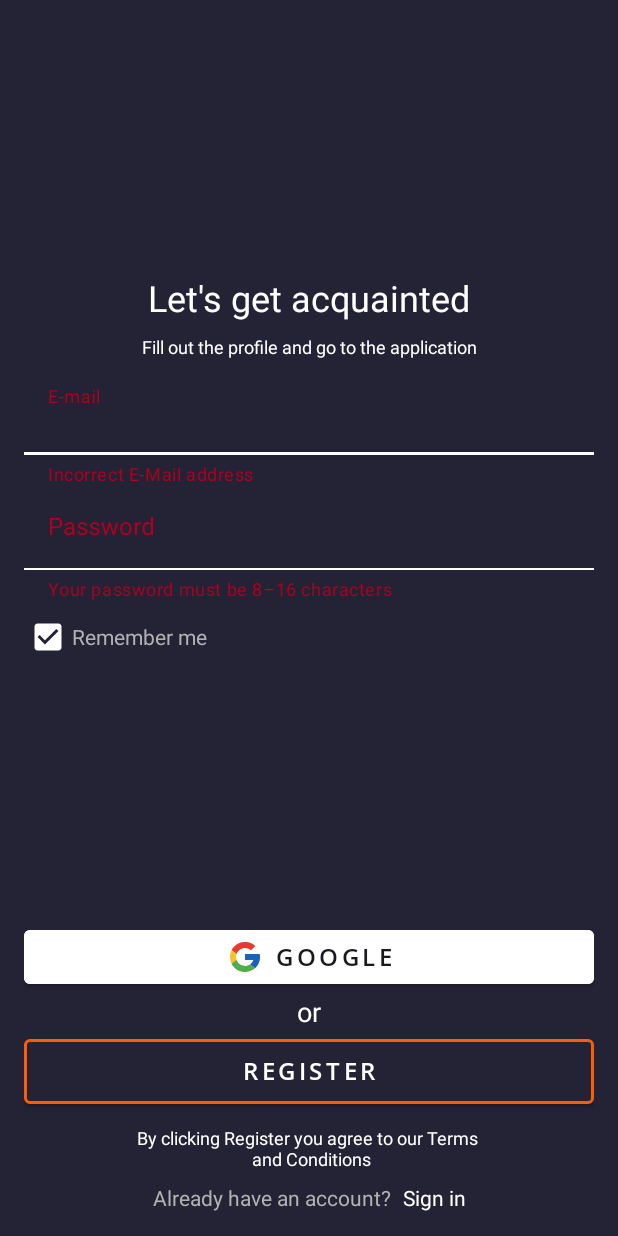
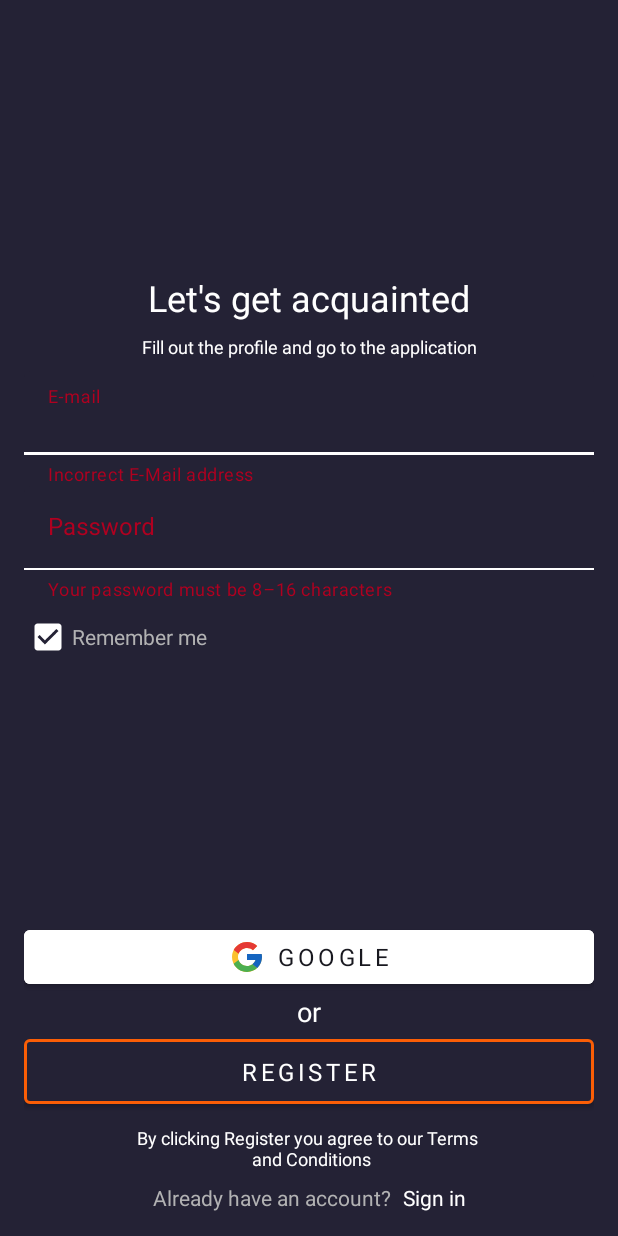
Before and after one commit to sonata08/shpp, an Android app: the screen it shows after launch (SignUpActivity), after a tap on "REGISTER", on a phone screen of 412 x 824 dp. Run offline under Robolectric (Android 15) with nearby library versions, the phone set to English and light mode, and no system bars.

Commit message:
task 1 - ready for mentor's review

```diff
--- a/app/src/main/java/com/example/myprofile/data/model/UserCredentials.kt
+++ b/app/src/main/java/com/example/myprofile/data/model/UserCredentials.kt
@@ -1,5 +1,5 @@
 package com.example.myprofile.data.model
-// TODO: to another place
+
 data class UserCredentials(
     val email: String,
     val password: String,
--- a/app/src/main/java/com/example/myprofile/ui/MainActivity.kt
+++ b/app/src/main/java/com/example/myprofile/ui/MainActivity.kt
@@ -12,10 +12,7 @@ import kotlinx.coroutines.launch
  */
 class MainActivity : AppCompatActivity() {
 
-    val binding: ActivityMainBinding by lazy {
-        ActivityMainBinding.inflate(layoutInflater)
-    }
-
+    private val binding: ActivityMainBinding by lazy { ActivityMainBinding.inflate(layoutInflater) }
     private val dataStorePreferences: DataStorePreferences by lazy { DataStorePreferences(dataStore) }
 
     override fun onCreate(savedInstanceState: Bundle?) {
--- a/app/src/main/java/com/example/myprofile/ui/SignUpActivity.kt
+++ b/app/src/main/java/com/example/myprofile/ui/SignUpActivity.kt
@@ -3,7 +3,6 @@ package com.example.myprofile.ui
 import android.content.Context
 import android.content.Intent
 import android.os.Bundle
-import android.util.Patterns
 import androidx.appcompat.app.AppCompatActivity
 import androidx.core.widget.doAfterTextChanged
 import androidx.datastore.core.DataStore
@@ -14,25 +13,26 @@ import androidx.datastore.preferences.core.Preferences
 import androidx.lifecycle.lifecycleScope
 import com.example.myprofile.R
 import com.example.myprofile.databinding.ActivitySignUpBinding
+import com.example.myprofile.utils.Validation
 
 const val DATA_STORE_NAME = "settings"
 val Context.dataStore: DataStore<Preferences> by preferencesDataStore(name = DATA_STORE_NAME)
 
 class SignUpActivity : AppCompatActivity() {
 
-    private lateinit var binding: ActivitySignUpBinding
-    private lateinit var email: String // TODO: remove from global
-    private lateinit var password: String
-    private var ifRegisterButtonClicked = false // TODO: bad
+    private val binding: ActivitySignUpBinding by lazy {
+        ActivitySignUpBinding.inflate(
+            layoutInflater
+        )
+    }
     private val dataStorePreferences: DataStorePreferences by lazy { DataStorePreferences(dataStore) }
 
     override fun onCreate(savedInstanceState: Bundle?) {
         super.onCreate(savedInstanceState)
-        binding = ActivitySignUpBinding.inflate(layoutInflater)
         setContentView(binding.root)
 
         autologinIfCredentialsSaved()
-        listenToUserActions()// TODO: setListeners()
+        setListeners()
     }
 
     /*
@@ -41,16 +41,14 @@ class SignUpActivity : AppCompatActivity() {
     private fun autologinIfCredentialsSaved() {
         lifecycleScope.launch {
             dataStorePreferences.getCredentialsFlow.collect {
-                email = it.email
-                password = it.password
-                if (email.isNotEmpty() && password != "") {
+                if (it.email.isNotEmpty() && it.password != "") {
                     goToProfile()
                 }
             }
         }
     }
 
-    private fun listenToUserActions() {
+    private fun setListeners() {
         setupRegisterButtonClickListener()
         setupEmailListener()
         setupPasswordListener()
@@ -62,12 +60,10 @@ class SignUpActivity : AppCompatActivity() {
      */
     private fun setupPasswordListener() {
         binding.passwordEdit.doAfterTextChanged {
-            if (ifRegisterButtonClicked) {
-                binding.passwordLayout.error = if (!isValidPassword(it.toString())) {
+            binding.passwordLayout.error = if (!Validation.isValidPassword(it.toString())) {
                 getString(R.string.error_password)
             } else {
                 null
-                }
             }
         }
     }
@@ -78,12 +74,10 @@ class SignUpActivity : AppCompatActivity() {
      */
     private fun setupEmailListener() {
         binding.emailEdit.doAfterTextChanged {
-            if (ifRegisterButtonClicked) {
-                if (!isValidEmail(it.toString())) {
+            if (!Validation.isValidEmail(it.toString())) {
                 binding.emailLayout.error = getString(R.string.error_email)
             } else {
                 binding.emailLayout.error = null
-                }
             }
         }
     }
@@ -94,9 +88,8 @@ class SignUpActivity : AppCompatActivity() {
      */
     private fun setupRegisterButtonClickListener() {
         binding.registerButton.setOnClickListener {
-            email = binding.emailEdit.text.toString() // TODO: not that view
-            password = binding.passwordLayout.editText?.text.toString()
-            ifRegisterButtonClicked = true
+            val email = binding.emailEdit.text.toString()
+            val password = binding.passwordEdit.text.toString()
             startActivityOrShowError(email, password)
         }
     }
@@ -107,28 +100,16 @@ class SignUpActivity : AppCompatActivity() {
         Otherwise shows an error.
      */
     private fun startActivityOrShowError(email: String, password: String) {
-        if (isValidEmail(email) && isValidPassword(password)) {
-            if (binding.checkboxRememberMe.isChecked) saveUserCredentials()
-            saveName()
+        if (Validation.isValidEmail(email) && Validation.isValidPassword(password)) {
+            if (binding.checkboxRememberMe.isChecked) saveUserCredentials(email, password)
+            saveName(email)
             goToProfile()
         } else {
-            if (!isValidEmail(this.email)) binding.emailLayout.error =
+            if (!Validation.isValidEmail(email)) binding.emailLayout.error =
                 getString(R.string.error_email)
-            if (!isValidPassword(this.password)) binding.passwordLayout.error =
+            if (!Validation.isValidPassword(password)) binding.passwordLayout.error =
                 getString(R.string.error_password)
         }
-    }
-
-    /*
-        Checks email validity
-     */
-    private fun isValidEmail(email: String): Boolean = Patterns.EMAIL_ADDRESS.matcher(email).matches()
-
-    /*
-        Checks password validity
-     */
-    private fun isValidPassword(password: String): Boolean {
-        return password.length in 8..16 // TODO: to constants
     }
 
     /*
@@ -141,18 +122,15 @@ class SignUpActivity : AppCompatActivity() {
         startActivity(intent)
     }
 
-    private fun saveUserCredentials() {
+    private fun saveUserCredentials(email: String, password: String) {
         lifecycleScope.launch {
             dataStorePreferences.saveCredentials(email, password)
         }
     }
 
-    private fun saveName() {
+    private fun saveName(email: String) {
         lifecycleScope.launch {
             dataStorePreferences.saveName(email)
         }
     }
-    companion object {
-
 }
-}
--- a/app/src/main/java/com/example/myprofile/utils/Validation.kt
+++ b/app/src/main/java/com/example/myprofile/utils/Validation.kt
@@ -1,4 +1,17 @@
 package com.example.myprofile.utils
 
+import android.util.Patterns
+
 object Validation {
+
+    private const val MIN_PASSWORD_LENGTH = 8
+    private const val MAX_PASSWORD_LENGTH = 16
+
+    // Checks email validity
+    fun isValidEmail(email: String): Boolean = Patterns.EMAIL_ADDRESS.matcher(email).matches()
+
+    // Checks password validity
+    fun isValidPassword(password: String): Boolean {
+        return password.length in MIN_PASSWORD_LENGTH..MAX_PASSWORD_LENGTH
+    }
 }
--- a/app/src/main/res/layout-land/activity_sign_up.xml
+++ b/app/src/main/res/layout-land/activity_sign_up.xml
@@ -6,8 +6,8 @@
     android:layout_height="match_parent"
     android:fillViewport="true"
     android:background="@color/blue"
-    android:paddingVertical="@dimen/margins_perimeter"
-    android:paddingHorizontal="@dimen/margin_32">
+    android:paddingVertical="@dimen/basic_layout_vertical_margins"
+    android:paddingHorizontal="@dimen/basic_layout_horizontal_margins">
 
     <androidx.constraintlayout.widget.ConstraintLayout
         android:layout_width="match_parent"
--- a/app/src/main/res/layout/activity_sign_up.xml
+++ b/app/src/main/res/layout/activity_sign_up.xml
@@ -6,13 +6,8 @@
     android:layout_height="match_parent"
     android:fillViewport="true"
     android:background="@color/blue"
-    android:padding="@dimen/margins_perimeter">
-
-<!--    <FrameLayout-->
-<!--        android:layout_width="match_parent"-->
-<!--        android:layout_height="wrap_content"-->
-<!--        android:background="@color/blue"-->
-<!--        android:padding="@dimen/margins_perimeter">-->
+    android:paddingHorizontal="@dimen/basic_layout_horizontal_margins"
+    android:paddingVertical="@dimen/basic_layout_vertical_margins">
 
     <androidx.constraintlayout.widget.ConstraintLayout
         android:layout_width="match_parent"
@@ -28,7 +23,6 @@
             app:layout_constraintBottom_toTopOf="@id/fill_profile"
             android:textColor="?attr/colorOnPrimary"
             app:layout_constraintVertical_chainStyle="packed"
-
             android:textSize="@dimen/h1"
             android:text="@string/get_acquainted"/>
 
@@ -97,7 +91,7 @@
             android:buttonTint="@color/white"
             android:checked="true"
             android:text="@string/remember_me"
-            android:textColor="@color/grey_text_2"
+            android:textColor="?attr/colorOnSecondary"
             android:textSize="@dimen/h3"
             app:layout_constraintBottom_toTopOf="@+id/google_button"
             app:layout_constraintStart_toStartOf="parent"
@@ -178,14 +172,7 @@
             app:layout_constraintBottom_toBottomOf="parent"
             android:text="@string/sign_in"
             style="@style/TextButton"
-
             />
 
     </androidx.constraintlayout.widget.ConstraintLayout>
-
-
-
-
-
-<!--</FrameLayout>-->
 </ScrollView>
--- /dev/null
+++ b/app/src/main/res/values-land/dimens.xml
@@ -0,0 +1,4 @@
+<resources>
+      <dimen name="basic_layout_vertical_margins">16dp</dimen>
+      <dimen name="basic_layout_horizontal_margins">32dp</dimen>
+</resources>
--- a/app/src/main/res/values/colors.xml
+++ b/app/src/main/res/values/colors.xml
@@ -1,11 +1,5 @@
 <?xml version="1.0" encoding="utf-8"?>
 <resources>
-    <!-- TODO: remove -->
-    <color name="purple_200">#FFBB86FC</color>
-    <color name="purple_500">#FF6200EE</color>
-    <color name="purple_700">#FF3700B3</color>
-    <color name="teal_200">#FF03DAC5</color>
-
     <color name="black">#FF000000</color>
     <color name="grey_82">#828282</color>
     <color name="white">#FFFFFFFF</color>
--- a/app/src/main/res/values/dimens.xml
+++ b/app/src/main/res/values/dimens.xml
@@ -6,12 +6,12 @@
     <dimen name="h3">14sp</dimen>
     <dimen name="h4">12sp</dimen>
     <dimen name="text_16">16sp</dimen>
-    <dimen name="margins_perimeter">16dp</dimen>
+    <dimen name="basic_layout_vertical_margins">16dp</dimen>
+    <dimen name="basic_layout_horizontal_margins">16dp</dimen>
     <dimen name="margin_8">8dp</dimen>
     <dimen name="big_button_height">55dp</dimen>
     <dimen name="stroke_width">2dp</dimen>
     <dimen name="letter_spacing">0.15</dimen>
 
-<!--    landscape dimens-->
-    <dimen name="margin_32">32dp</dimen>
+
 </resources>
--- a/app/src/main/res/values/strings.xml
+++ b/app/src/main/res/values/strings.xml
@@ -22,4 +22,6 @@
     <string name="sign_in">Sign in</string>
     <string name="error_email">Incorrect E-Mail address</string>
     <string name="error_password">Your password must be 8–16 characters</string>
+    <string name="contacts">Contacts</string>
+
 </resources>
--- a/app/src/main/res/values/themes.xml
+++ b/app/src/main/res/values/themes.xml
@@ -7,13 +7,11 @@
         <item name="colorOnPrimary">@color/white</item>
         <!-- Secondary brand color. -->
         <item name="colorSecondary">@color/blue</item>
-<!--        <item name="colorSecondaryVariant">@color/grey_82</item> -->
         <item name="colorSecondaryVariant">@color/blue</item>
         <item name="colorOnSecondary">@color/grey_text_2</item>
         <!-- Status bar color. -->
         <item name="android:statusBarColor">?attr/colorSecondary</item>
         <!-- Customize your theme here. -->
-        <item name="colorOnSurface">@color/grey_text_2</item>
     </style>
 
     <style name="ButtonPrimaryOutlined" parent="Widget.MaterialComponents.Button">
@@ -24,12 +22,17 @@
     </style>
 
     <style name="ButtonTextCaps" >
-        <item name="android:fontFamily">@font/opensans</item>
+        <item name="android:textAppearance">@style/AppTextAppearance</item>
         <item name="android:textSize">@dimen/text_16</item>
         <item name="android:textAllCaps">true</item>
-        <item name="android:textStyle">bold</item>
         <item name="android:letterSpacing">@dimen/letter_spacing</item>
     </style>
+
+    <style name="AppTextAppearance">
+        <item name="android:fontFamily">@font/opensans</item>
+        <item name="android:textStyle">bold</item>
+    </style>
+
 
     <style name="ButtonWhiteOutlined" >
         <item name="android:backgroundTint">?attr/colorPrimaryVariant</item>
@@ -51,6 +54,7 @@
 
     <style name="TextInputLayout">
         <item name="colorPrimary">?attr/colorOnSecondary</item>
+        <item name="colorOnSurface">?attr/colorOnSecondary</item>
         <item name="android:textColor">?attr/colorOnPrimary</item>
         <item name="boxBackgroundColor">?attr/colorSecondary</item>
         <item name="errorIconDrawable">@null</item>
--- a/build.gradle
+++ b/build.gradle
@@ -1,6 +1,6 @@
 // Top-level build file where you can add configuration options common to all sub-projects/modules.
 plugins {
-    id 'com.android.application' version '8.0.2' apply false
-    id 'com.android.library' version '8.0.2' apply false
+    id 'com.android.application' version '8.1.0' apply false
+    id 'com.android.library' version '8.1.0' apply false
     id 'org.jetbrains.kotlin.android' version '1.8.0' apply false
 }
```
Also changed, not shown: app/src/main/AndroidManifest.xml (+10 -3 lines), app/src/main/res/layout-land/activity_main.xml (+4 -4 lines), app/src/main/res/layout/activity_main.xml (+6 -5 lines), 1 other file. Lines whose indentation alone changed are shown as unchanged.
